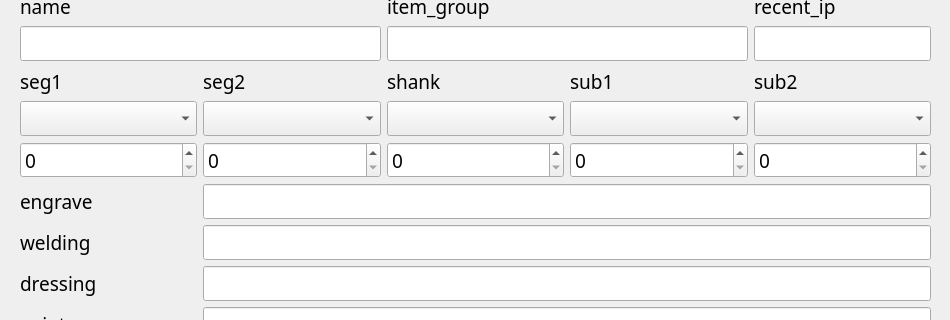
SuhYeoJee/OrderManager, file ui/itemDialog.ui: the form before one commit; both pictures show x 0 to 950 and y 118 to 438 of the 950 by 800 pixel window.
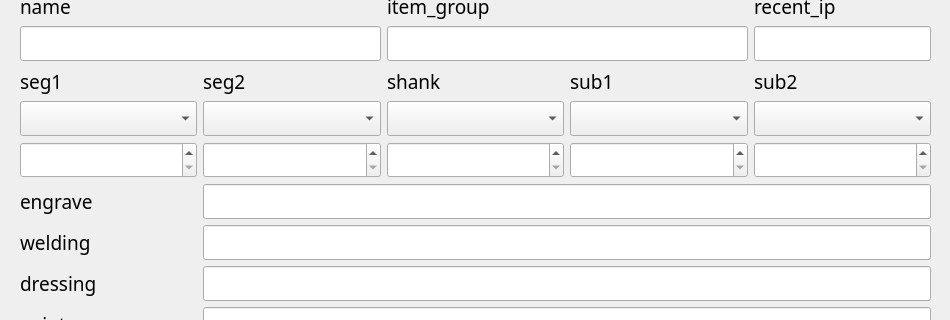
The form after the commit.

Diff of the .ui file:
```diff
--- a/ui/itemDialog.ui
+++ b/ui/itemDialog.ui
@@ -170,7 +170,11 @@
      </widget>
     </item>
     <item row="4" column="4">
-     <widget class="QSpinBox" name="sub2_amountSpinBox"/>
+     <widget class="QSpinBox" name="sub2_amountSpinBox">
+      <property name="specialValueText">
+       <string> </string>
+      </property>
+     </widget>
     </item>
     <item row="3" column="4">
      <widget class="QComboBox" name="sub2ComboBox"/>
@@ -183,7 +187,11 @@
      </widget>
     </item>
     <item row="4" column="1">
-     <widget class="QSpinBox" name="seg2_amountSpinBox"/>
+     <widget class="QSpinBox" name="seg2_amountSpinBox">
+      <property name="specialValueText">
+       <string> </string>
+      </property>
+     </widget>
     </item>
     <item row="2" column="2">
      <widget class="QLabel" name="label_21">
@@ -193,7 +201,11 @@
      </widget>
     </item>
     <item row="4" column="3">
-     <widget class="QSpinBox" name="sub1_amountSpinBox"/>
+     <widget class="QSpinBox" name="sub1_amountSpinBox">
+      <property name="specialValueText">
+       <string> </string>
+      </property>
+     </widget>
     </item>
     <item row="2" column="4">
      <widget class="QLabel" name="label_23">
@@ -203,10 +215,18 @@
      </widget>
     </item>
     <item row="4" column="0">
-     <widget class="QSpinBox" name="seg1_amountSpinBox"/>
+     <widget class="QSpinBox" name="seg1_amountSpinBox">
+      <property name="specialValueText">
+       <string> </string>
+      </property>
+     </widget>
     </item>
     <item row="4" column="2">
-     <widget class="QSpinBox" name="shank_amountSpinBox"/>
+     <widget class="QSpinBox" name="shank_amountSpinBox">
+      <property name="specialValueText">
+       <string> </string>
+      </property>
+     </widget>
     </item>
     <item row="1" column="0" colspan="2">
      <widget class="QLineEdit" name="nameLineEdit"/>
```
Left out of the diff: 12 changed lines with no effect on the pictures.
